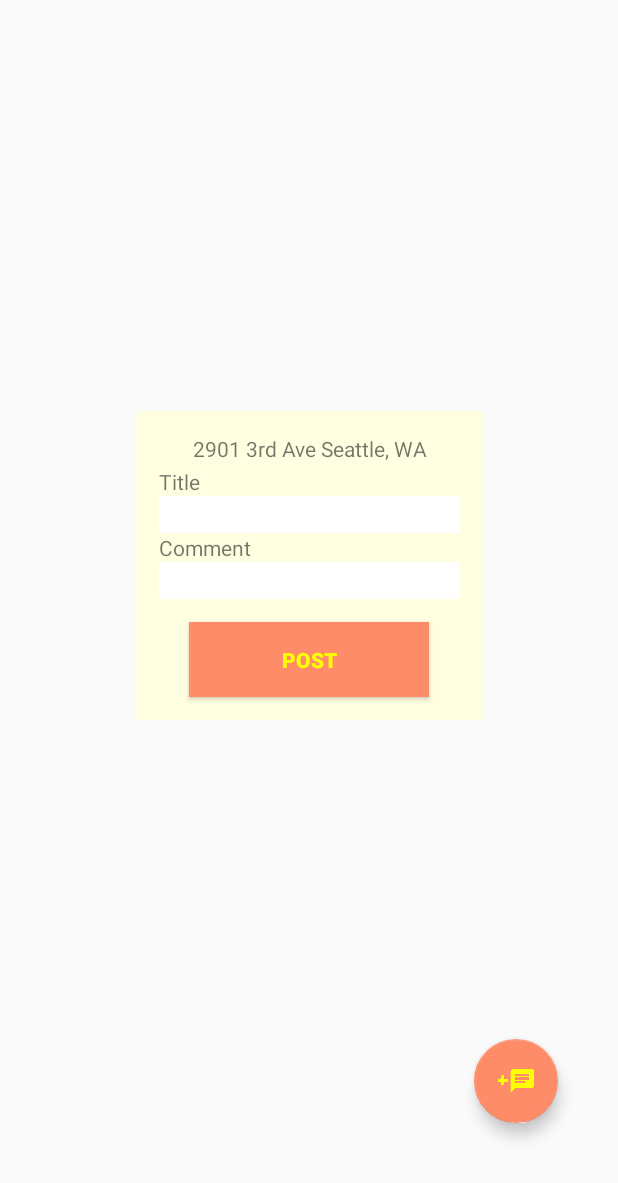
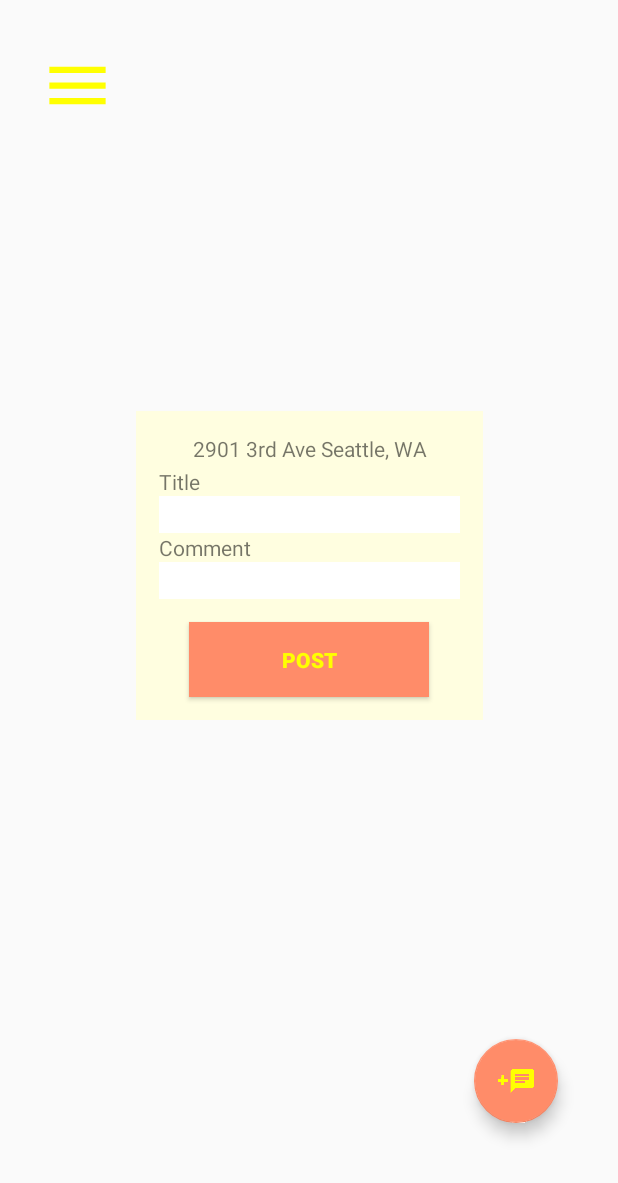
Before and after one commit to BarberShop401/mapChat, an Android app: the screen it shows after launch (MapsActivity), after a tap on an icon or button, on a phone screen of 412 x 824 dp, the part 53-1236 px from its top. Run offline under Robolectric (Android 15) with nearby library versions, the light colour scheme and no system bars; our stand-ins replace Firebase (no records; nobody signed in at launch, a user with empty details on screens opened directly); 2 statements that could not run were skipped.

Commit message:
hamburger menu is there  breh

```diff
--- /dev/null
+++ b/app/src/main/res/drawable/ic_menu.xml
@@ -0,0 +1,9 @@
+<vector xmlns:android="http://schemas.android.com/apk/res/android"
+        android:width="35dp"
+        android:height="35dp"
+        android:viewportWidth="24.0"
+        android:viewportHeight="24.0">
+    <path
+        android:fillColor="#FF0"
+        android:pathData="M3,18h18v-2L3,16v2zM3,13h18v-2L3,11v2zM3,6v2h18L21,6L3,6z"/>
+</vector>
--- a/app/src/main/res/layout/activity_maps.xml
+++ b/app/src/main/res/layout/activity_maps.xml
@@ -18,15 +18,26 @@
         android:layout_width="match_parent"
         android:layout_height="match_parent">
 
-        <Button
-            android:layout_width="wrap_content"
-            android:layout_height="wrap_content"
+        <ImageButton
+            android:id="@+id/button"
+            android:layout_width="50dp"
+            android:layout_height="50dp"
+            android:layout_marginStart="27dp"
+            android:layout_marginLeft="27dp"
+            android:layout_marginTop="28dp"
+            android:layout_marginEnd="337dp"
+            android:layout_marginRight="337dp"
+            android:layout_marginBottom="660dp"
+            android:onClick="showPopup"
             android:text="show popup"
             app:layout_constraintBottom_toBottomOf="parent"
-            app:layout_constraintBottom_toTopOf="parent"
-            app:layout_constraintLeft_toLeftOf="parent"
-            app:layout_constraintLeft_toRightOf="parent"
-            android:onClick="showPopup"/>
+            app:layout_constraintEnd_toEndOf="parent"
+            app:layout_constraintHorizontal_bias="0.407"
+            app:layout_constraintStart_toStartOf="parent"
+            app:layout_constraintTop_toTopOf="parent"
+            app:layout_constraintVertical_bias="0.461"
+            android:background="@drawable/ic_menu"
+            />
 
         <com.google.android.material.floatingactionbutton.FloatingActionButton
             android:id="@+id/addCommentButton"
--- a/app/src/main/res/menu/menu_popup.xml
+++ b/app/src/main/res/menu/menu_popup.xml
@@ -1,15 +1,15 @@
 <?xml version="1.0" encoding="utf-8"?>
 <menu xmlns:android="http://schemas.android.com/apk/res/android">
     <item android:id="@+id/item1"
-        android:title="Item 1"/>
+        android:title="Profile"/>
 
     <item android:id="@+id/item2"
-        android:title="Item 2"/>
+        android:title="Settings"/>
 
     <item android:id="@+id/item3"
-        android:title="Item 3"/>
+        android:title="FAQS"/>
 
     <item android:id="@+id/item4"
-        android:title="Item 4"/>
+        android:title="Report"/>
 
 </menu>
```
Also changed, not shown: app/src/main/res/layout/activity_test.xml (+23 -0 lines), app/src/main/res/drawable/hambur.png (added).
